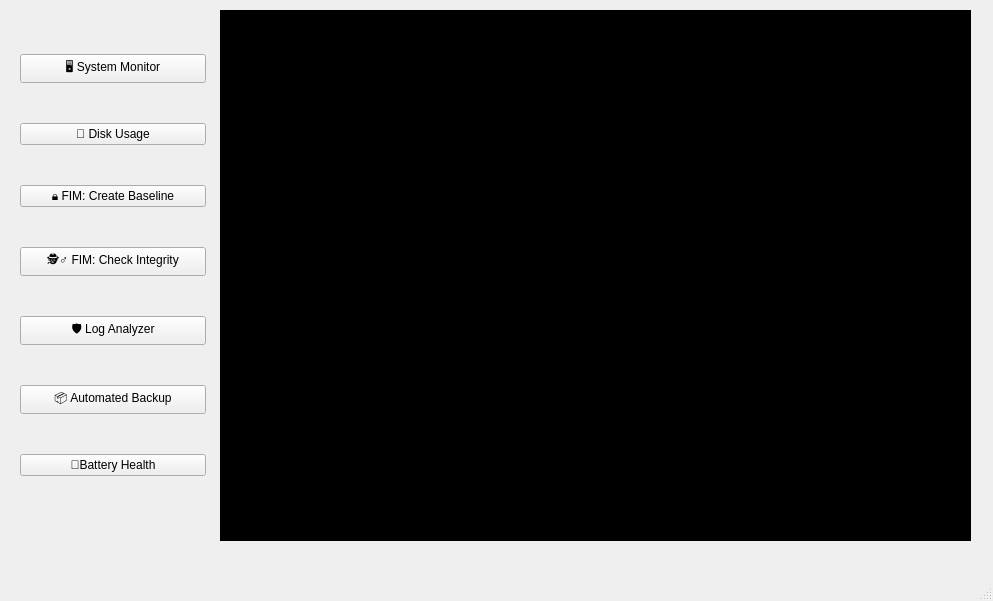
First picture: the form in toolbox.ui, repository Futhark1393/sysadmin-toolbox, before the edit.
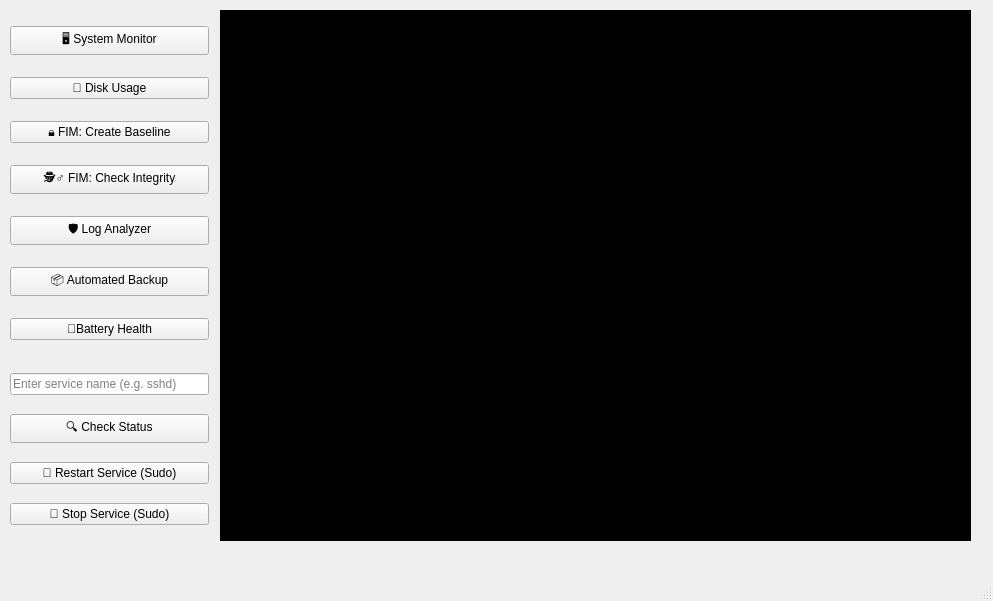
Second picture: the form after the edit.

Commit message: feat: release v2.1 with Service Manager, updated README and improved battery check

The edit to the form file:
```diff
--- a/toolbox.ui
+++ b/toolbox.ui
@@ -30,13 +30,13 @@
      <bool>true</bool>
     </property>
    </widget>
-   <widget class="QWidget" name="">
+   <widget class="QWidget" name="layoutWidget">
     <property name="geometry">
      <rect>
-      <x>20</x>
-      <y>20</y>
-      <width>186</width>
-      <height>491</height>
+      <x>10</x>
+      <y>10</y>
+      <width>199</width>
+      <height>351</height>
      </rect>
     </property>
     <layout class="QVBoxLayout" name="verticalLayout">
@@ -91,6 +91,46 @@
      </item>
     </layout>
    </widget>
+   <widget class="QWidget" name="">
+    <property name="geometry">
+     <rect>
+      <x>10</x>
+      <y>360</y>
+      <width>199</width>
+      <height>181</height>
+     </rect>
+    </property>
+    <layout class="QVBoxLayout" name="verticalLayout_2">
+     <item>
+      <widget class="QLineEdit" name="input_service">
+       <property name="placeholderText">
+        <string>Enter service name (e.g. sshd)</string>
+       </property>
+      </widget>
+     </item>
+     <item>
+      <widget class="QPushButton" name="btn_svc_status">
+       <property name="text">
+        <string>🔍 Check Status</string>
+       </property>
+      </widget>
+     </item>
+     <item>
+      <widget class="QPushButton" name="btn_svc_restart">
+       <property name="text">
+        <string>🔄 Restart Service (Sudo)</string>
+       </property>
+      </widget>
+     </item>
+     <item>
+      <widget class="QPushButton" name="btn_svc_stop">
+       <property name="text">
+        <string>🛑 Stop Service (Sudo)</string>
+       </property>
+      </widget>
+     </item>
+    </layout>
+   </widget>
   </widget>
   <widget class="QMenuBar" name="menubar">
    <property name="geometry">
```
The commit also changes 3 other files.
